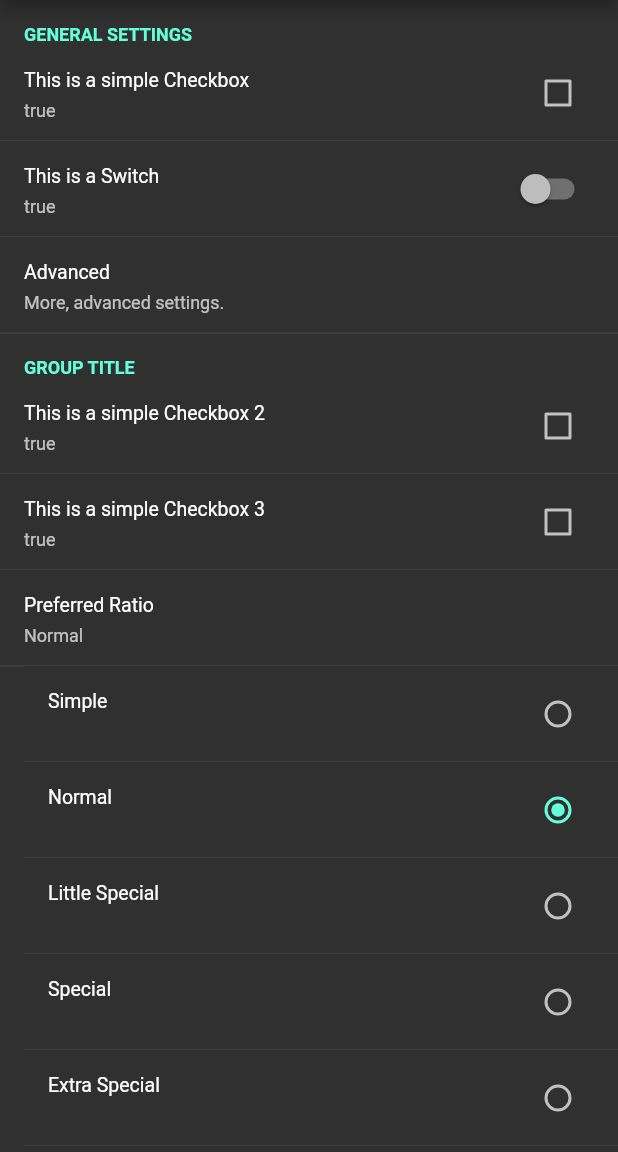
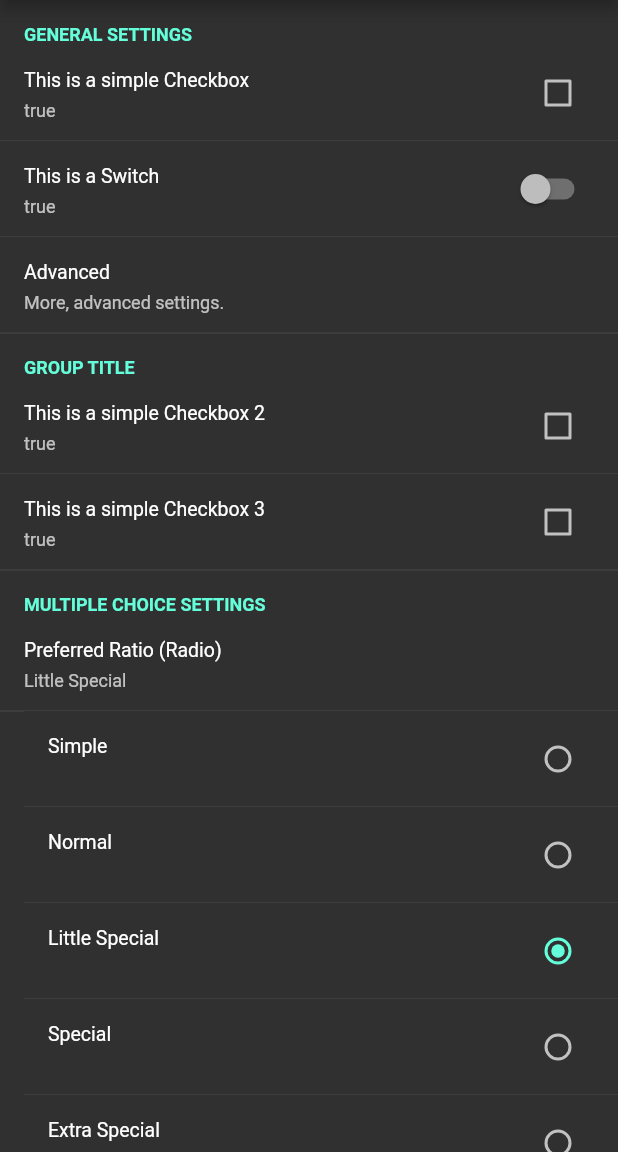
Before and after one commit to GAM3RG33K/flutter_settings_screens, a Flutter app: the screen it shows after launch, after a tap on "open settings", on a phone screen of 412 x 824 dp, the part 84-1236 px from its top. Run offline on Flutter 3.47's test engine with Material 2 defaults, Android fonts, the phone set to English and light mode, and no system bars; our stand-ins replace hive, shared_preferences; accounts and stored records are empty.

Commit message:
Complete Makeover for existing working of Settings Screen Part 2:  • Added DropDown and Slider Settings

```diff
--- a/example/lib/app_settings_page.dart
+++ b/example/lib/app_settings_page.dart
@@ -56,19 +56,52 @@ class _AppSettingsState extends State<AppSettings> {
               ),
             ],
           ),
-          RadioSettingsTile<double>(
-            title: 'Preferred Ratio',
-            settingKey: 'key-radio',
-            values: <double, String>{
-              1.0: 'Simple',
-              2.0: 'Normal',
-              2.5: 'Little Special',
-              3.0: 'Special',
-              3.5: 'Extra Special',
-              4.0: 'Bizzar',
-            },
-            selected: 2.0,
-          )
+          SettingsTileGroup(
+            title: 'Multiple choice settings',
+            children: <Widget>[
+              RadioSettingsTile<double>(
+                title: 'Preferred Ratio (Radio)',
+                settingKey: 'key-golden-ratio',
+                values: <double, String>{
+                  1.0: 'Simple',
+                  1.5: 'Normal',
+                  2.0: 'Little Special',
+                  2.5: 'Special',
+                  3.0: 'Extra Special',
+                  3.5: 'Bizzar',
+                  4.0: 'Horrific',
+                },
+                selected: 2.0,
+              ),
+              DropDownSettingsTile<double>(
+                title: 'Preferred Ratio (DropDown)',
+                settingKey: 'key-golden-ratio',
+                values: <double, String>{
+                  1.0: 'Simple',
+                  1.5: 'Normal',
+                  2.0: 'Little Special',
+                  2.5: 'Special',
+                  3.0: 'Extra Special',
+                  3.5: 'Bizzar',
+                  4.0: 'Horrific',
+                },
+                selected: 2.5,
+              ),
+            ],
+          ),
+          SettingsTileGroup(
+            title: 'Other settings',
+            children: <Widget>[
+              SliderSettingsTile(
+                title: 'Golden Ratio(Slider)',
+                defaultValue: 3.5,
+                min: 1,
+                max: 4,
+                step: 0.5,
+                settingKey: 'key-golden-ratio',
+              ),
+            ],
+          ),
         ],
       ),
     );
--- a/example/lib/main.dart
+++ b/example/lib/main.dart
@@ -11,10 +11,12 @@ void main() {
 
 void initSettings() {
   // use this cache for settings based shared preferences
-  SharePreferenceCache spCache = SharePreferenceCache();
+  SharePreferenceCache spCache = SharePreferenceCache()
+    ..init();
 
   // use this cache for settings based Hive
-  HiveCache hCache = HiveCache();
+  HiveCache hCache = HiveCache()
+    ..init();
 
   Settings.init(_isUsingHive ? hCache : spCache);
 }
@@ -56,24 +58,9 @@ class _MyHomePageState extends State<MyHomePage> {
               _buildPreferenceSwitch(context),
               AppBody(),
             ],
-        )),
           ),
-    );
-  }
-
-  Widget _buildThemeSwitch(BuildContext context) {
-    return Row(
-      mainAxisAlignment: MainAxisAlignment.spaceEvenly,
-      children: <Widget>[
-        Text('Light Theme'),
-        Switch(
-            value: _isDarkTheme,
-            onChanged: (newVal) {
-              _isDarkTheme = newVal;
-              setState(() {});
-            }),
-        Text('Dark Theme'),
-      ],
+        ),
+      ),
     );
   }
 
@@ -97,6 +84,22 @@ class _MyHomePageState extends State<MyHomePage> {
       ],
     );
   }
+
+  Widget _buildThemeSwitch(BuildContext context) {
+    return Row(
+      mainAxisAlignment: MainAxisAlignment.spaceEvenly,
+      children: <Widget>[
+        Text('Light Theme'),
+        Switch(
+            value: _isDarkTheme,
+            onChanged: (newVal) {
+              _isDarkTheme = newVal;
+              setState(() {});
+            }),
+        Text('Dark Theme'),
+      ],
+    );
+  }
 }
 
 class AppBody extends StatefulWidget {
@@ -107,11 +110,16 @@ class AppBody extends StatefulWidget {
 class _AppBodyState extends State<AppBody> {
   @override
   Widget build(BuildContext context) {
-    return RaisedButton(
+    return Column(
+      children: <Widget>[
+        _buildClearCacheButton(context),
+        RaisedButton(
           child: Text('open settings'),
           onPressed: () {
             openAppSettings(context);
           },
+        ),
+      ],
     );
   }
 
@@ -120,4 +128,26 @@ class _AppBodyState extends State<AppBody> {
       builder: (context) => AppSettings(),
     ));
   }
+
+  Widget _buildClearCacheButton(BuildContext context) {
+    return RaisedButton(
+      child: Text('Clear selected Cache'),
+      onPressed: () {
+        Settings.clearCache();
+        Scaffold.of(context).showSnackBar(
+          SnackBar(
+            content: Text(
+              'Cache cleared for selected cache.',
+              style: TextStyle(
+                color: Colors.white,
+              ),
+            ),
+            backgroundColor: Theme
+                .of(context)
+                .primaryColor,
+          ),
+        );
+      },
+    );
   }
+}
--- a/lib/src/settings_screen.dart
+++ b/lib/src/settings_screen.dart
@@ -58,6 +58,7 @@ class SettingsScreen extends StatelessWidget {
         title: Text(title),
       ),
       body: ListView.builder(
+        shrinkWrap: true,
         itemCount: children.length,
         itemBuilder: (BuildContext context, int index) {
           return children[index];
@@ -67,7 +68,7 @@ class SettingsScreen extends StatelessWidget {
   }
 }
 
-class _SettingsTile<T> extends StatefulWidget {
+class _SettingsTile extends StatefulWidget {
   final String title;
   final String subtitle;
   final bool enabled;
@@ -83,10 +84,10 @@ class _SettingsTile<T> extends StatefulWidget {
   });
 
   @override
-  __SettingsTileState<T> createState() => __SettingsTileState<T>();
+  __SettingsTileState createState() => __SettingsTileState();
 }
 
-class __SettingsTileState<T> extends State<_SettingsTile<T>> {
+class __SettingsTileState extends State<_SettingsTile> {
   @override
   void initState() {
     super.initState();
@@ -323,8 +324,12 @@ class SettingsTileGroup extends StatelessWidget {
       ]);
     }
     elements.addAll(children);
-    return Column(
-      children: elements,
+    return Wrap(
+      children: <Widget>[
+        Column(
+          children: elements,
+        )
+      ],
     );
   }
 }
@@ -393,56 +398,15 @@ class _SettingsRadio<T> extends StatelessWidget {
   }
 }
 
-class _SettingsSlider extends StatelessWidget {
-  final double value;
-  final double min;
-  final double max;
-  final double step;
-  final ValueChanged<double> onChanged;
-  final Widget leading;
-  final Widget trailing;
-  final bool enabled;
-
-  _SettingsSlider({
-    @required this.value,
-    @required this.min,
-    @required this.max,
-    @required this.step,
-    @required this.onChanged,
-    this.leading,
-    this.trailing,
-    @required this.enabled,
-  });
-
-  @override
-  Widget build(BuildContext context) {
-    return Row(
-      children: <Widget>[
-        leading,
-        Expanded(
-          child: Slider(
-            value: value,
-            min: min,
-            max: max,
-            divisions: (max - min) ~/ (step) + 1,
-            onChanged: enabled ? onChanged : null,
-          ),
-        ),
-        trailing,
-      ],
-    );
-  }
-}
-
 class _SettingsDropDown<T> extends StatelessWidget {
-  final T value;
+  final T selected;
   final List<T> values;
   final ValueChanged<T> onChanged;
   final SimpleWidgetBuilder<T> child;
   final bool enabled;
 
   _SettingsDropDown({
-    @required this.value,
+    @required this.selected,
     @required this.values,
     @required this.onChanged,
     this.child,
@@ -452,8 +416,9 @@ class _SettingsDropDown<T> extends StatelessWidget {
   @override
   Widget build(BuildContext context) {
     return DropdownButton<T>(
-      value: this.value,
-      onChanged: enabled ? onChanged : null,
+      isDense: true,
+      value: this.selected,
+      onChanged: onChanged,
       underline: Container(),
       items: values.map<DropdownMenuItem<T>>(
             (T val) {
@@ -463,6 +428,38 @@ class _SettingsDropDown<T> extends StatelessWidget {
           );
         },
       ).toList(),
+    );
+  }
+}
+
+class _SettingsSlider extends StatelessWidget {
+  final String label;
+  final double value;
+  final double min;
+  final double max;
+  final double step;
+  final OnChangeCallBack<double> onChanged;
+  final bool enabled;
+
+  _SettingsSlider({
+    @required this.value,
+    @required this.min,
+    @required this.max,
+    @required this.step,
+    @required this.onChanged,
+    @required this.enabled,
+    this.label,
+  });
+
+  @override
+  Widget build(BuildContext context) {
+    return Slider(
+      label: label,
+      value: value,
+      min: min,
+      max: max,
+      divisions: (max - min) ~/ (step),
+      onChanged: enabled ? onChanged : null,
     );
   }
 }
@@ -550,7 +547,7 @@ class SwitchSettingsTile extends StatelessWidget {
       builder:
           (BuildContext context, bool value, OnChangeCallBack<bool> onChange) {
         debugPrint('creating settings Tile: $settingKey');
-        return _SettingsTile<bool>(
+        return _SettingsTile(
           title: title,
           subtitle: (enabled).toString(),
           onTap: () => onChange(!value),
@@ -585,7 +582,7 @@ class CheckboxSettingsTile extends StatelessWidget {
       defaultValue: defaultValue,
       builder:
           (BuildContext context, bool value, OnChangeCallBack<bool> onChange) {
-        return _SettingsTile<bool>(
+        return _SettingsTile(
           title: title,
           subtitle: (enabled).toString(),
           onTap: () => onChange(!value),
@@ -642,7 +639,7 @@ class _RadioSettingsTileState<T> extends State<RadioSettingsTile<T>> {
             ),
             Padding(
               padding: const EdgeInsets.only(left: 16.0),
-              child: _buildRadioTiles(context, onChange),
+              child: _buildRadioTiles(context, value, onChange),
             )
           ],
         );
@@ -650,12 +647,13 @@ class _RadioSettingsTileState<T> extends State<RadioSettingsTile<T>> {
     );
   }
 
-  Widget _buildRadioTiles(BuildContext context, OnChangeCallBack<T> onChange) {
+  Widget _buildRadioTiles(BuildContext context, T groupValue,
+      OnChangeCallBack<T> onChange) {
     List<Widget> radioList =
     widget.values.entries.map<Widget>((MapEntry<T, String> entry) {
       return Padding(
         padding: const EdgeInsets.all(0.0),
-        child: _SettingsTile<T>(
+        child: _SettingsTile(
           title: entry.value,
           onTap: () => _onRadioChange(entry.key, onChange),
           child: _SettingsRadio<T>(
@@ -666,7 +664,7 @@ class _RadioSettingsTileState<T> extends State<RadioSettingsTile<T>> {
             }
                 : null,
             enabled: widget.enabled,
-            groupValue: selectedValue,
+            groupValue: groupValue,
           ),
         ),
       );
@@ -681,3 +679,139 @@ class _RadioSettingsTileState<T> extends State<RadioSettingsTile<T>> {
     onChange(value);
   }
 }
+
+class DropDownSettingsTile<T> extends StatefulWidget {
+  final String settingKey;
+  final T selected;
+  final Map<T, String> values;
+  final String title;
+  final bool enabled;
+
+  DropDownSettingsTile({
+    @required this.title,
+    @required this.settingKey,
+    @required this.selected,
+    @required this.values,
+    this.enabled = true,
+  });
+
+  @override
+  _DropDownSettingsTileState<T> createState() =>
+      _DropDownSettingsTileState<T>();
+}
+
+class _DropDownSettingsTileState<T> extends State<DropDownSettingsTile<T>> {
+  T selectedValue;
+
+  @override
+  void initState() {
+    super.initState();
+    selectedValue = widget.selected;
+  }
+
+  @override
+  Widget build(BuildContext context) {
+    return CacheChangeObserver<T>(
+      cacheKey: widget.settingKey,
+      defaultValue: selectedValue,
+      builder: (BuildContext context, T value, OnChangeCallBack<T> onChange) {
+        return Wrap(
+          children: <Widget>[
+            _SettingsTile(
+              child: _SettingsDropDown<T>(
+                selected: value,
+                values: widget.values.keys.toList().cast<T>(),
+                onChanged: widget.enabled
+                    ? (T newValue) {
+                  _handleDropDownChange(newValue, onChange);
+                }
+                    : null,
+                enabled: widget.enabled,
+                child: (T value) {
+                  return Text(widget.values[value]);
+                },
+              ),
+              title: widget.title,
+            ),
+          ],
+        );
+      },
+    );
+  }
+
+  void _handleDropDownChange(T value, OnChangeCallBack<T> onChange) {
+    selectedValue = value;
+    onChange(value);
+  }
+}
+
+class SliderSettingsTile extends StatefulWidget {
+  final String settingKey;
+  final double defaultValue;
+  final String title;
+  final bool enabled;
+  final double min;
+  final double max;
+  final double step;
+
+  SliderSettingsTile({
+    @required this.title,
+    @required this.settingKey,
+    this.defaultValue = 0.0,
+    this.enabled = true,
+    @required this.min,
+    @required this.max,
+    this.step = 0.0,
+  });
+
+  @override
+  _SliderSettingsTileState createState() => _SliderSettingsTileState();
+}
+
+class _SliderSettingsTileState extends State<SliderSettingsTile> {
+  double currentValue;
+
+  @override
+  void initState() {
+    super.initState();
+    currentValue = widget.defaultValue;
+  }
+
+  @override
+  Widget build(BuildContext context) {
+    return CacheChangeObserver<double>(
+      cacheKey: widget.settingKey,
+      defaultValue: widget.defaultValue,
+      builder: (BuildContext context, double value,
+          OnChangeCallBack<double> onChange) {
+        debugPrint('creating settings Tile: ${widget.settingKey}');
+        return SettingsContainer(
+          children: <Widget>[
+            _SettingsTile(
+              title: widget.title,
+              subtitle: value.toString(),
+            ),
+            _SettingsSlider(
+              onChanged: widget.enabled
+                  ? (double newValue) =>
+                  _handleSliderChanged(newValue, onChange)
+                  : null,
+              enabled: widget.enabled,
+              value: value,
+              max: widget.max,
+              min: widget.min,
+              step: widget.step,
+              label: value.toString(),
+            )
+          ],
+        );
+      },
+    );
+  }
+
+  void _handleSliderChanged(double newValue,
+      OnChangeCallBack<double> onChange) {
+    currentValue = newValue;
+    onChange(newValue);
+  }
+}
```
Also changed, not shown: lib/src/settings.dart (+8 -0 lines). Lines whose indentation alone changed are shown as unchanged.
